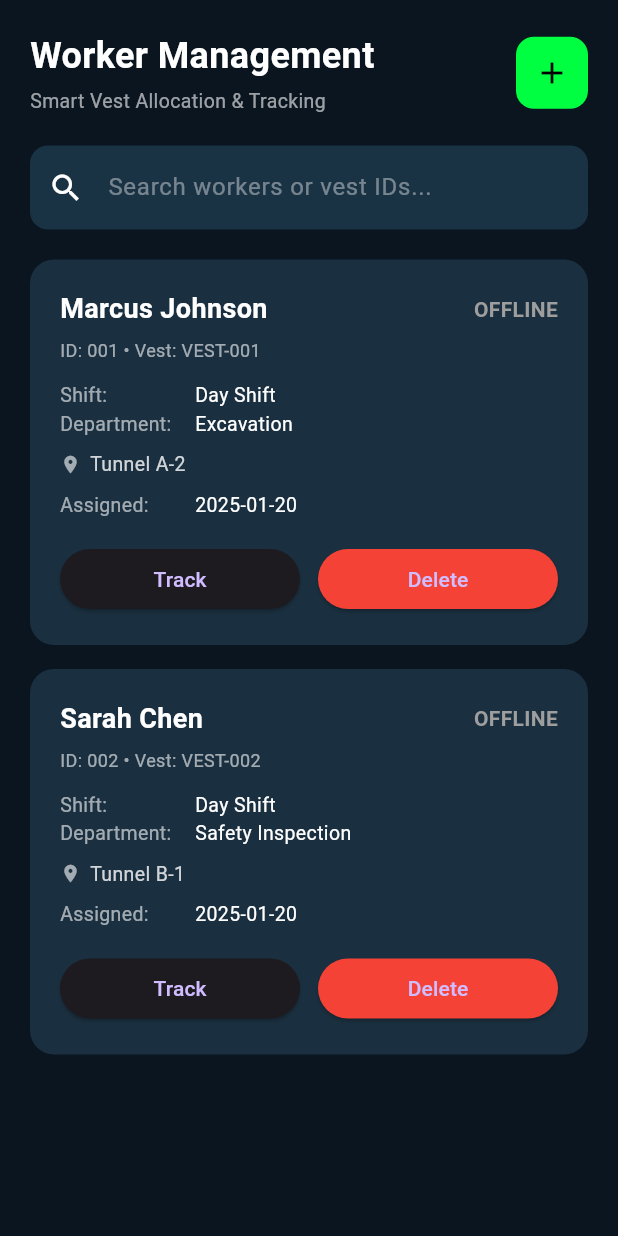
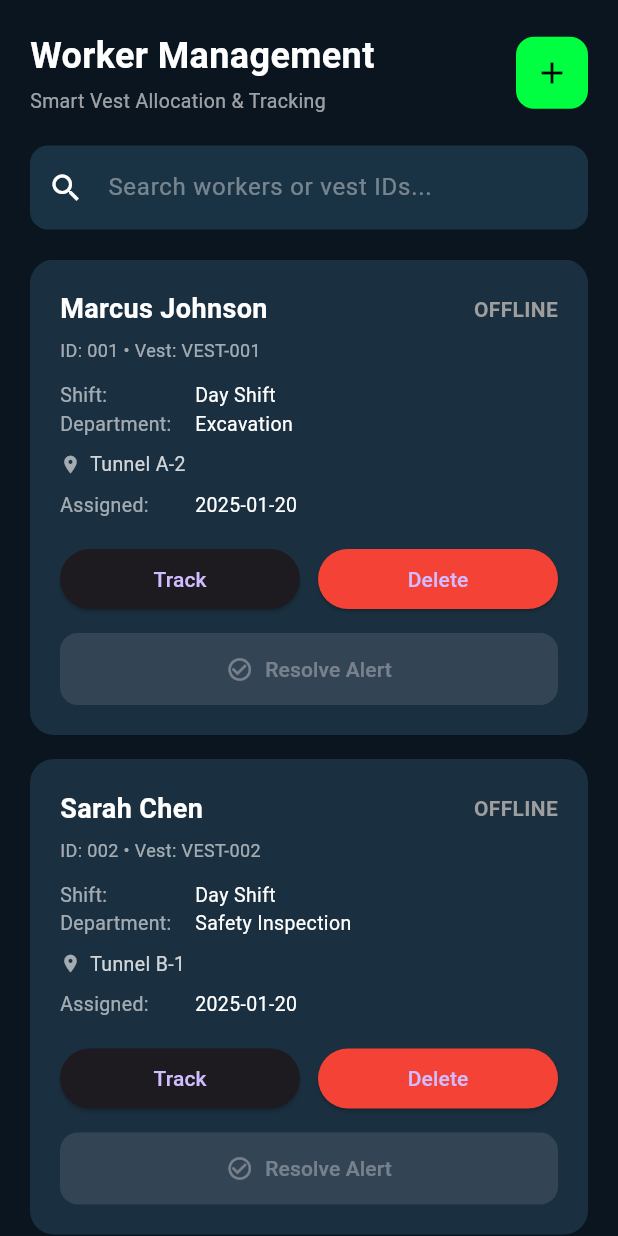
Before and after one commit to RiziaPrabin/Evok, a Flutter app: the WorkerManagementContent widget shown alone on an empty page, opened directly, on a phone screen of 412 x 824 dp. Run offline on Flutter 3.47's test engine with Material 3 defaults, Android fonts, the phone set to English and light mode, and no system bars; our stand-ins replace firebase_core, firebase_database, flutter_map, geocoding, geolocator, latlong2 and 1 more; missing offline and left inert: flutter_sound; accounts and stored records are empty.

Commit message:
Added Resolve Button

```diff
--- a/lib/main.dart
+++ b/lib/main.dart
@@ -769,6 +769,7 @@ class HomeContent extends StatelessWidget {
 
 // ==================== 2. WORKER MANAGEMENT CONTENT ====================
 // Replace the entire WorkerManagementContent class with this:
+
 class WorkerManagementContent extends StatefulWidget {
   const WorkerManagementContent({Key? key}) : super(key: key);
 
@@ -808,7 +809,7 @@ class _WorkerManagementContentState extends State<WorkerManagementContent> {
   @override
   Widget build(BuildContext context) {
     return Consumer<WorkerProvider>(
-      builder: (context, workerProvider, child) {
+      builder: (context, workerProvider, _) {
         final filteredWorkers = _getFilteredWorkers(workerProvider.workers);
 
         return SafeArea(
@@ -866,6 +867,8 @@ class _WorkerManagementContentState extends State<WorkerManagementContent> {
                   ],
                 ),
               ),
+
+              // SEARCH
               Padding(
                 padding: const EdgeInsets.symmetric(horizontal: 20),
                 child: TextField(
@@ -884,7 +887,10 @@ class _WorkerManagementContentState extends State<WorkerManagementContent> {
                   ),
                 ),
               ),
+
               const SizedBox(height: 20),
+
+              // LIST
               Expanded(
                 child: ListView.builder(
                   padding: const EdgeInsets.symmetric(horizontal: 20),
@@ -893,7 +899,7 @@ class _WorkerManagementContentState extends State<WorkerManagementContent> {
                     final worker = filteredWorkers[index];
                     return Padding(
                       padding: const EdgeInsets.only(bottom: 16),
-                      child: _buildWorkerDetailCard(worker: worker),
+                      child: _buildWorkerDetailCard(worker),
                     );
                   },
                 ),
@@ -905,7 +911,8 @@ class _WorkerManagementContentState extends State<WorkerManagementContent> {
     );
   }
 
-  Widget _buildWorkerDetailCard({required Worker worker}) {
+  // ================= CARD =================
+  Widget _buildWorkerDetailCard(Worker worker) {
     return Container(
       padding: const EdgeInsets.all(20),
       decoration: BoxDecoration(
@@ -915,6 +922,7 @@ class _WorkerManagementContentState extends State<WorkerManagementContent> {
       child: Column(
         crossAxisAlignment: CrossAxisAlignment.start,
         children: [
+          // HEADER
           Row(
             mainAxisAlignment: MainAxisAlignment.spaceBetween,
             children: [
@@ -935,7 +943,9 @@ class _WorkerManagementContentState extends State<WorkerManagementContent> {
               ),
             ],
           ),
+
           const SizedBox(height: 6),
+
           Text(
             'ID: ${worker.id} • Vest: ${worker.vestId}',
             style: TextStyle(
@@ -943,10 +953,14 @@ class _WorkerManagementContentState extends State<WorkerManagementContent> {
               fontSize: 12,
             ),
           ),
+
           const SizedBox(height: 12),
+
           _buildDetailRow('Shift:', worker.shift),
           _buildDetailRow('Department:', worker.department),
+
           const SizedBox(height: 8),
+
           Row(
             children: [
               Icon(
@@ -967,9 +981,14 @@ class _WorkerManagementContentState extends State<WorkerManagementContent> {
               ),
             ],
           ),
+
           const SizedBox(height: 8),
+
           _buildDetailRow('Assigned:', worker.assigned),
+
           const SizedBox(height: 16),
+
+          // TRACK + DELETE
           Row(
             children: [
               Expanded(
@@ -991,14 +1010,17 @@ class _WorkerManagementContentState extends State<WorkerManagementContent> {
               const SizedBox(width: 12),
               Expanded(
                 child: ElevatedButton(
-                  style: ElevatedButton.styleFrom(backgroundColor: Colors.red),
+                  style: ElevatedButton.styleFrom(
+                    backgroundColor: Colors.red,
+                  ),
                   onPressed: () async {
                     final confirm = await showDialog<bool>(
                       context: context,
                       builder: (context) => AlertDialog(
                         title: const Text('Delete Worker'),
                         content: const Text(
-                            'Are you sure you want to delete this worker permanently?'),
+                          'Are you sure you want to delete this worker permanently?',
+                        ),
                         actions: [
                           TextButton(
                             onPressed: () => Navigator.pop(context, false),
@@ -1031,11 +1053,45 @@ class _WorkerManagementContentState extends State<WorkerManagementContent> {
               ),
             ],
           ),
+
+          const SizedBox(height: 12),
+
+          // RESOLVE ALERT
+          SizedBox(
+            width: double.infinity,
+            child: ElevatedButton.icon(
+              icon: const Icon(Icons.check_circle_outline),
+              label: const Text('Resolve Alert'),
+              style: ElevatedButton.styleFrom(
+                backgroundColor: const Color(0xFF00C853),
+                foregroundColor: Colors.black,
+                padding: const EdgeInsets.symmetric(vertical: 14),
+                shape: RoundedRectangleBorder(
+                  borderRadius: BorderRadius.circular(12),
+                ),
+              ),
+              onPressed: worker.status == 'ALERT'
+                  ? () async {
+                      await context
+                          .read<WorkerProvider>()
+                          .resolveWorkerAlert(worker.vestId);
+
+                      ScaffoldMessenger.of(context).showSnackBar(
+                        const SnackBar(
+                          content: Text('Alert resolved. Worker is ONLINE'),
+                          backgroundColor: Color(0xFF00C853),
+                        ),
+                      );
+                    }
+                  : null,
+            ),
+          ),
         ],
       ),
     );
   }
 
+  // ================= ROW =================
   Widget _buildDetailRow(String label, String value) {
     return Row(
       children: [
@@ -1049,7 +1105,13 @@ class _WorkerManagementContentState extends State<WorkerManagementContent> {
             ),
           ),
         ),
-        Text(value, style: const TextStyle(color: Colors.white, fontSize: 13)),
+        Text(
+          value,
+          style: const TextStyle(
+            color: Colors.white,
+            fontSize: 13,
+          ),
+        ),
       ],
     );
   }
```
Also changed, not shown: lib/worker_provider.dart (+27 -0 lines).
